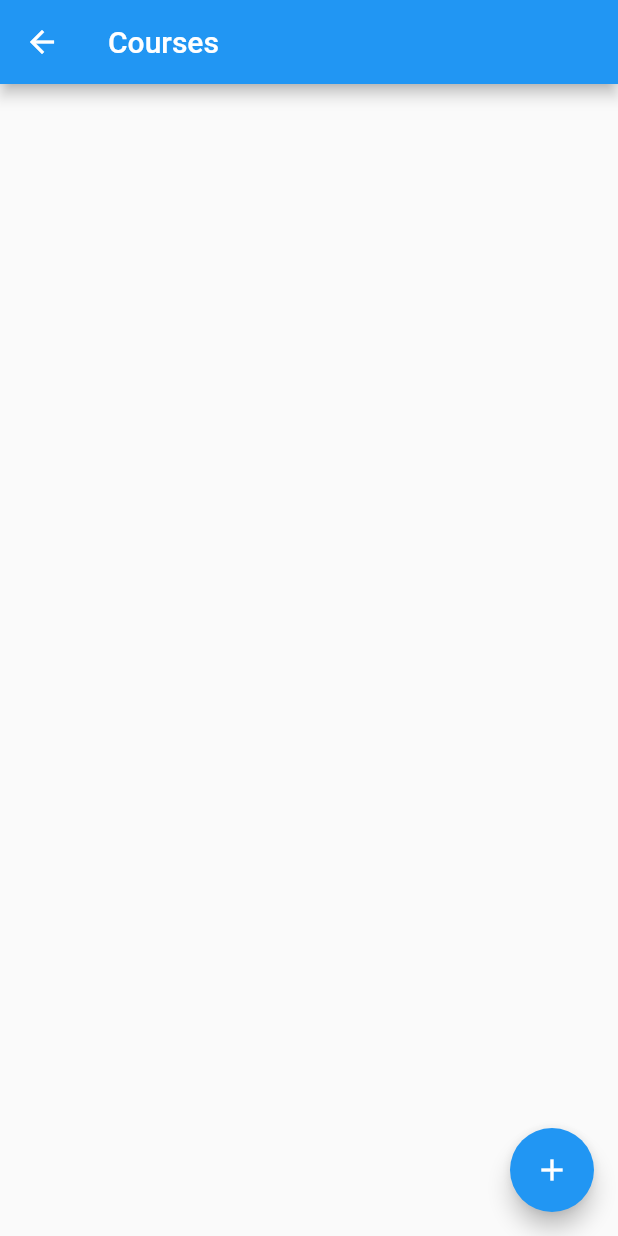
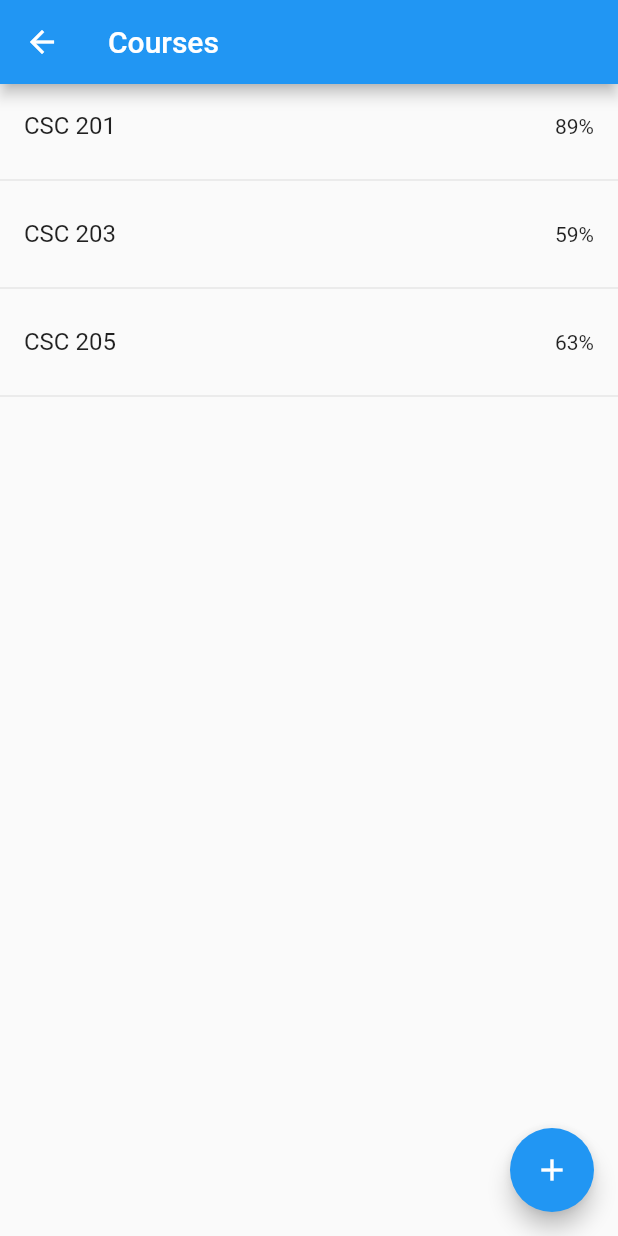
Before and after one commit to Vicradon/coursefidence, a Flutter app: the screen it shows after launch, after a tap on "Go to courses", on a phone screen of 412 x 824 dp. Run offline on Flutter 3.47's test engine with Material 2 defaults, Android fonts, the phone set to English and light mode, and no system bars.

Commit message:
Checking out the code for input

```diff
--- a/lib/pages/courses.dart
+++ b/lib/pages/courses.dart
@@ -9,8 +9,24 @@ class Courses extends StatelessWidget {
       ),
       body: Container(
         alignment: Alignment.center,
-        child: Column(
-          children: <Widget>[],
+        child: ListView(
+          children: <Widget>[
+            ListTile(
+              title: Text("CSC 201"),
+              trailing: Text("89%"),
+            ),
+            Divider(),
+            ListTile(
+              title: Text("CSC 203"),
+              trailing: Text("59%"),
+            ),
+            Divider(),
+            ListTile(
+              title: Text("CSC 205"),
+              trailing: Text("63%"),
+            ),
+            Divider(),
+          ],
         ),
       ),
       floatingActionButton: Fab(),
@@ -26,21 +42,7 @@ class Fab extends StatelessWidget {
         showModalBottomSheet(
           context: context,
           builder: (BuildContext context) {
-            return Container(child: CourseForm()
-                // Wrap(
-                //   children: <Widget>[
-                //     ListTile(
-                //         leading: Icon(Icons.music_note),
-                //         title: Text('Music'),
-                //         onTap: () => {}),
-                //     ListTile(
-                //       leading: Icon(Icons.videocam),
-                //       title: Text('Video'),
-                //       onTap: () => {},
-                //     ),
-                //   ],
-                // ),
-                );
+            return Container(child: CourseForm());
           },
         );
       },
@@ -64,9 +66,13 @@ class CourseFormState extends State<CourseForm> {
     return Form(
       key: _formKey,
       child: Container(
-        padding: EdgeInsets.symmetric(horizontal: 40, vertical: 0),
+        height: 400,
+        // clipBehavior: Clip.round,
+        padding: EdgeInsets.symmetric(horizontal: 40, vertical: 20),
         child: Column(
+
           children: <Widget>[
+            Text("Add course", style: TextStyle(fontSize:25),),
             TextFormField(
               decoration: const InputDecoration(
                 icon: Icon(Icons.book),
@@ -94,6 +100,7 @@ class CourseFormState extends State<CourseForm> {
               },
             ),
             // ConfidenceRangeSlide(),
+            SizedBox(height:30),
 
             RaisedButton(
               onPressed: () {
--- a/lib/pages/overview.dart
+++ b/lib/pages/overview.dart
@@ -4,6 +4,45 @@ import 'package:coursefindence/pages/courses.dart';
 class Overview extends StatelessWidget {
   final courseTextStyle = TextStyle(fontSize: 18, color: Colors.white);
   final confidenceTextStyle = TextStyle(fontSize: 50, color: Colors.white);
+
+  Widget _createDrawerItem(
+      {IconData icon, String text, GestureTapCallback onTap}) {
+    return ListTile(
+      title: Row(
+        children: <Widget>[
+          Icon(icon),
+          Padding(
+            padding: EdgeInsets.only(left: 8.0),
+            child: Text(text),
+          )
+        ],
+      ),
+      onTap: onTap,
+    );
+  }
+
+  Widget _createHeader() {
+    return DrawerHeader(
+        margin: EdgeInsets.zero,
+        padding: EdgeInsets.zero,
+        decoration: BoxDecoration(
+          image: DecorationImage(
+            fit: BoxFit.cover,
+            image: AssetImage('assets/logo.png'),
+          ),
+        ),
+        child: Stack(children: <Widget>[
+          Positioned(
+              bottom: 12.0,
+              left: 16.0,
+              child: Text("Flutter Step-by-Step",
+                  style: TextStyle(
+                      color: Colors.white,
+                      fontSize: 20.0,
+                      fontWeight: FontWeight.w500))),
+        ]));
+  }
+
   @override
   Widget build(BuildContext context) {
     return Scaffold(
@@ -11,7 +50,19 @@ class Overview extends StatelessWidget {
         title: Text("Overview"),
       ),
       drawer: Drawer(
-
+        child: ListView(
+          padding: EdgeInsets.zero,
+          children: <Widget>[
+            _createHeader(),
+            Divider(),
+            Divider(),
+            _createDrawerItem(icon: Icons.bug_report, text: 'Report an issue'),
+            ListTile(
+              title: Text('0.0.1'),
+              onTap: () {},
+            ),
+          ],
+        ),
       ),
       body: Container(
         alignment: Alignment.center,
@@ -20,7 +71,7 @@ class Overview extends StatelessWidget {
             Container(
               padding: EdgeInsets.symmetric(horizontal: 100.0, vertical: 50.0),
               margin: EdgeInsets.symmetric(horizontal: 0, vertical: 35.0),
-              color: Colors.green,
+              color: Colors.lightBlue,
               child: Column(
                 children: <Widget>[
                   Text("Overrall Confidence", style: courseTextStyle),
@@ -35,7 +86,7 @@ class Overview extends StatelessWidget {
             Container(
               padding: EdgeInsets.symmetric(horizontal: 135.0, vertical: 50.0),
               margin: EdgeInsets.only(bottom: 30),
-              color: Colors.green,
+              color: Colors.lightBlue,
               child: Column(
                 children: <Widget>[
                   Text("9 Courses", style: courseTextStyle),
@@ -52,7 +103,7 @@ class Overview extends StatelessWidget {
                 // Navigator.pushNamed(context, '/courses');
               },
               padding: EdgeInsets.symmetric(horizontal: 135),
-              color: Colors.green,
+              color: Colors.lightBlue,
               child: Text(
                 "Go to courses",
                 style: TextStyle(color: Colors.white),
--- a/pubspec.yaml
+++ b/pubspec.yaml
@@ -43,9 +43,8 @@ flutter:
   uses-material-design: true
 
   # To add assets to your application, add an assets section, like this:
-  # assets:
-  #  - images/a_dot_burr.jpeg
-  #  - images/a_dot_ham.jpeg
+  assets:
+   - assets/logo.png
 
   # An image asset can refer to one or more resolution-specific "variants", see
   # https://flutter.dev/assets-and-images/#resolution-aware.
```
Also changed, not shown: assets/logo.png (added), assets/unpreparedness.png (added), 1 other file.
